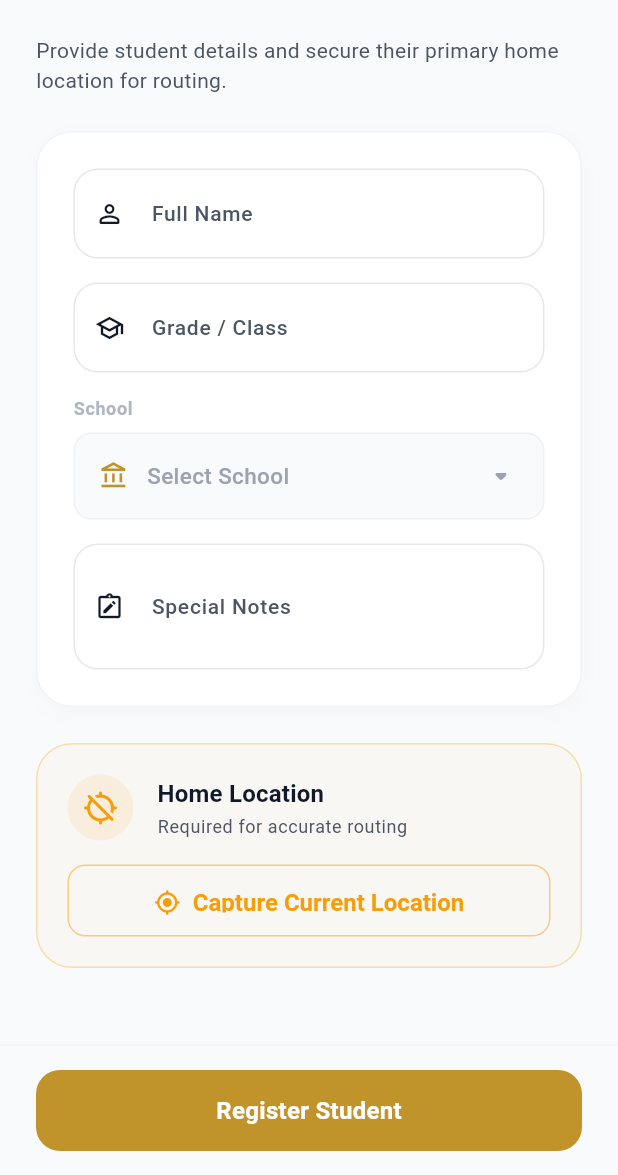
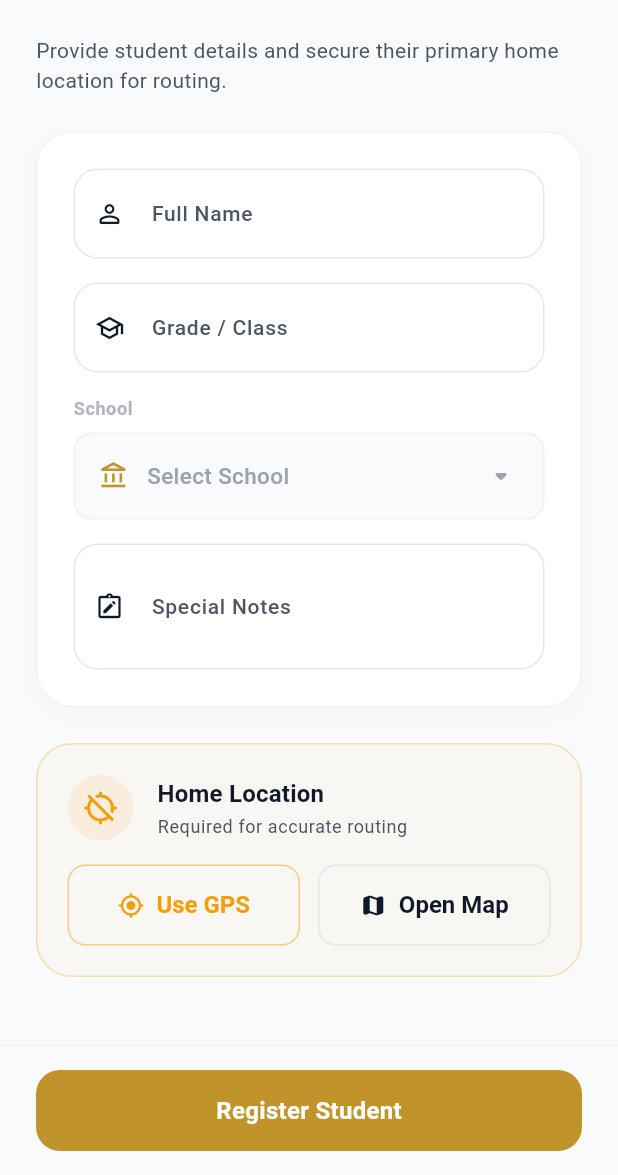
Before and after one commit to yajan08/safe-pick, a Flutter app: the AddStudentScreen screen opened directly, on a phone screen of 412 x 824 dp, the part 61-1236 px from its top. Run offline on Flutter 3.47's test engine with Material 3 defaults, Android fonts, the phone set to English and light mode, and no system bars; drawn by our look-alikes of flutter_animate; our stand-ins replace cloud_firestore, connectivity_plus, firebase_auth, firebase_core, flutter_map, flutter_riverpod and 11 more; missing offline and left inert: mobile_scanner, mqtt_client; accounts and stored records are empty.

Commit message:
student home locaiton map and layout constraint

```diff
--- a/lib/features/profile/presentation/driver_profile_screen.dart
+++ b/lib/features/profile/presentation/driver_profile_screen.dart
@@ -240,7 +240,8 @@ class _DriverProfileScreenState extends ConsumerState<DriverProfileScreen> {
                 'Delete Account',
                 style: TextStyle(color: AppTheme.errorRed, fontWeight: FontWeight.w900, fontSize: 24),
               ),
-              content: Column(
+              content: SingleChildScrollView(
+                child: Column(
                   mainAxisSize: MainAxisSize.min,
                   crossAxisAlignment: CrossAxisAlignment.start,
                   children: [
@@ -280,6 +281,7 @@ class _DriverProfileScreenState extends ConsumerState<DriverProfileScreen> {
                       },
                     ),
                   ],
+                ),
               ),
               actions: [
                 TextButton(
--- a/lib/features/profile/presentation/parent_profile_screen.dart
+++ b/lib/features/profile/presentation/parent_profile_screen.dart
@@ -131,7 +131,8 @@ class ParentProfileScreen extends ConsumerWidget {
                   letterSpacing: -0.5,
                 ),
               ),
-              content: Column(
+              content: SingleChildScrollView(
+                child: Column(
                   mainAxisSize: MainAxisSize.min,
                   crossAxisAlignment: CrossAxisAlignment.start,
                   children: [
@@ -176,6 +177,7 @@ class ParentProfileScreen extends ConsumerWidget {
                       },
                     ),
                   ],
+                ),
               ),
               actionsPadding: const EdgeInsets.only(right: 20, bottom: 20, left: 20),
               actionsAlignment: MainAxisAlignment.end,
--- a/lib/features/students/presentation/add_student_screen.dart
+++ b/lib/features/students/presentation/add_student_screen.dart
@@ -9,6 +9,8 @@ import '../data/student_model.dart';
 import '../../admin/data/school_service.dart';
 import '../../admin/data/school_model.dart';
 import '../../../core/utils/toast_utils.dart';
+import 'package:google_maps_flutter/google_maps_flutter.dart';
+import 'student_location_picker_screen.dart';
 
 class AddStudentScreen extends ConsumerStatefulWidget {
   final StudentModel? student;
@@ -98,6 +100,27 @@ class _AddStudentScreenState extends ConsumerState<AddStudentScreen> {
         setState(() {
           _fetchingLocation = false;
         });
+      }
+    }
+  }
+
+  Future<void> _openMapPicker() async {
+    final LatLng? initial = _capturedLocation != null
+        ? LatLng(_capturedLocation!.latitude, _capturedLocation!.longitude)
+        : null;
+
+    final result = await Navigator.of(context).push<LatLng>(
+      MaterialPageRoute(
+        builder: (_) => StudentLocationPickerScreen(initialLocation: initial),
+      ),
+    );
+
+    if (result != null) {
+      setState(() {
+        _capturedLocation = GeoPoint(result.latitude, result.longitude);
+      });
+      if (mounted) {
+        ToastUtils.showToast(context, 'Location selected from map!');
       }
     }
   }
@@ -416,8 +439,9 @@ class _AddStudentScreenState extends ConsumerState<AddStudentScreen> {
                             ),
                           ],
                           const SizedBox(height: 16),
-                          SizedBox(
-                            height: 48,
+                          Row(
+                            children: [
+                              Expanded(
                                 child: OutlinedButton.icon(
                                   onPressed: _fetchingLocation ? null : _captureLocation,
                                   icon: _fetchingLocation
@@ -426,13 +450,8 @@ class _AddStudentScreenState extends ConsumerState<AddStudentScreen> {
                                           width: 18,
                                           child: CircularProgressIndicator(strokeWidth: 2),
                                         )
-                                  : Icon(
-                                      hasLocation ? Icons.update_rounded : Icons.my_location_rounded,
-                                      size: 18,
-                                    ),
-                              label: Text(_fetchingLocation
-                                  ? 'Fetching Signal...'
-                                  : hasLocation ? 'Update Coordinates' : 'Capture Current Location'),
+                                      : const Icon(Icons.my_location_rounded, size: 18),
+                                  label: Text(_fetchingLocation ? 'Fetching...' : 'Use GPS'),
                                   style: OutlinedButton.styleFrom(
                                     foregroundColor: hasLocation ? AppTheme.textPrimary : AppTheme.warningOrange,
                                     side: BorderSide(
@@ -445,6 +464,23 @@ class _AddStudentScreenState extends ConsumerState<AddStudentScreen> {
                                     ),
                                   ),
                                 ),
+                              ),
+                              const SizedBox(width: 12),
+                              Expanded(
+                                child: OutlinedButton.icon(
+                                  onPressed: _openMapPicker,
+                                  icon: const Icon(Icons.map_rounded, size: 18),
+                                  label: const Text('Open Map'),
+                                  style: OutlinedButton.styleFrom(
+                                    foregroundColor: AppTheme.textPrimary,
+                                    side: const BorderSide(color: AppTheme.border),
+                                    shape: RoundedRectangleBorder(
+                                      borderRadius: BorderRadius.circular(12),
+                                    ),
+                                  ),
+                                ),
+                              ),
+                            ],
                           ),
                         ],
                       ),
```
Also changed, not shown: lib/features/students/presentation/student_location_picker_screen.dart (added, +158 -0 lines). Lines whose indentation alone changed are shown as unchanged.
